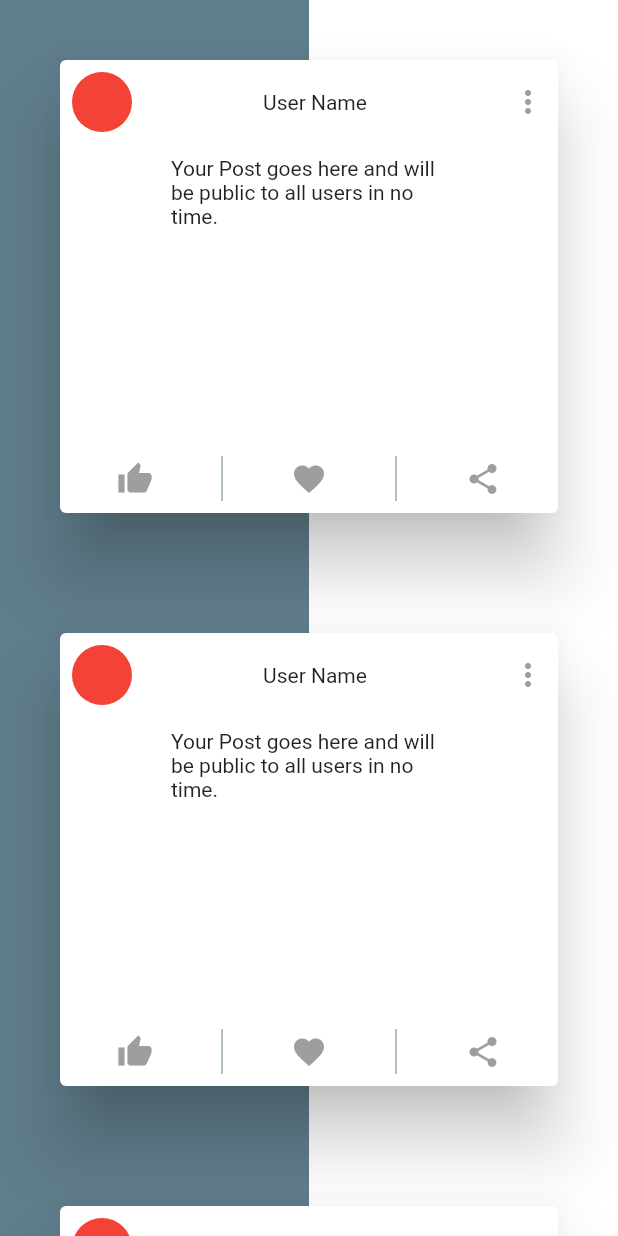
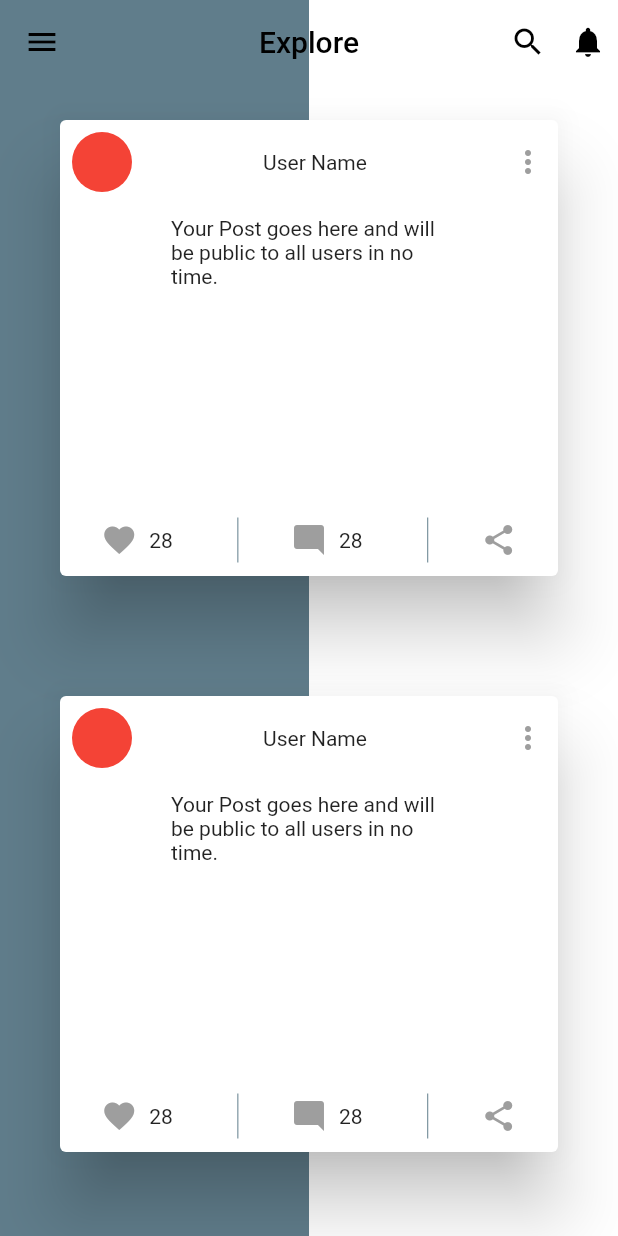
Before and after one commit to OmarHatem28/Sadeem-App, a Flutter app: the screen it shows after launch, on a phone screen of 412 x 824 dp. Run offline on Flutter 3.47's test engine with Material 2 defaults, Android fonts, the phone set to English and light mode, and no system bars.

Commit message:
Add Drawer, UI Changes in LikeRow

```diff
--- a/lib/Views/home.dart
+++ b/lib/Views/home.dart
@@ -1,6 +1,25 @@
 import 'package:flutter/material.dart';
 
 class Home extends StatelessWidget {
+
+  List<String> drawerItems = [
+    "Explore",
+    "Explore",
+    "Explore",
+    "Explore",
+    "Explore",
+    "Explore",
+    "Explore",
+    "Explore",
+    "Explore",
+    "Explore",
+    "Explore",
+    "Explore",
+    "Explore",
+    "Explore",
+    "Explore",
+  ];
+
   @override
   Widget build(BuildContext context) {
     return Scaffold(
@@ -10,15 +29,16 @@ class Home extends StatelessWidget {
             children: <Widget>[
               Expanded(
                   child: Container(
-                color: Colors.blueGrey,
-              )),
+                    color: Colors.blueGrey,
+                  )),
               Expanded(
                   child: Container(
-                color: Colors.white,
-              )),
+                    color: Colors.white,
+                  )),
             ],
           ),
           ListView.builder(
+            padding: EdgeInsets.only(top: 40, bottom: 20),
             itemCount: 10,
             itemBuilder: (context, i) {
               return Card(
@@ -33,8 +53,73 @@ class Home extends StatelessWidget {
                 ),
               );
             },
-          )
+          ),
+          Container(
+            height: 70,
+            child: AppBar(
+              title: Text("Explore", style: TextStyle(color: Colors.black),),
+              backgroundColor: Colors.transparent,
+              elevation: 0,
+              iconTheme: IconThemeData(color: Colors.black),
+              actionsIconTheme: IconThemeData(color: Colors.black),
+              centerTitle: true,
+              actions: <Widget>[
+                Padding(
+                  padding: const EdgeInsets.all(8.0),
+                  child: Icon(Icons.search),
+                ),
+                Padding(
+                  padding: const EdgeInsets.all(8.0),
+                  child: Icon(Icons.notifications),
+                ),
+              ],
+            ),
+          ),
         ],
+      ),
+      drawer: buildDrawer(),
+    );
+  }
+
+  Widget buildDrawer() {
+    return Drawer(
+      child: Container(
+        color: Colors.white,
+        child: SingleChildScrollView(
+          child: Column(
+            children: <Widget>[
+              UserAccountsDrawerHeader(
+                decoration: BoxDecoration(
+                  color: Colors.blue,
+                  borderRadius: BorderRadius.only(
+                      bottomLeft: Radius.circular(45),
+                      bottomRight: Radius.circular(45)),
+                ),
+                accountName: Text("Sadeem App"),
+                accountEmail: Text("Sadeem@gmail.com"),
+                currentAccountPicture: CircleAvatar(
+                  child: Icon(Icons.person),
+                  backgroundColor: Colors.black38,
+                ),
+              ),
+              Column(
+                children: drawerItems.map((item) {
+                  return ListTile(
+                    leading: Container(
+                      height: 20,
+                      width: 20,
+                      decoration: BoxDecoration(
+                        borderRadius: BorderRadius.all(Radius.circular(15)),
+                        color: Colors.blue,
+                      ),
+                    ),
+                    title: Text(item),
+                  );
+                }).toList(),
+              )
+            ],
+          ),
+        ),
       ),
     );
   }
@@ -65,7 +150,8 @@ class Home extends StatelessWidget {
       padding: EdgeInsets.all(8),
       height: 200,
       width: 200,
-      child: Text("Your Post goes here and will be public to all users in no time."),
+      child: Text(
+          "Your Post goes here and will be public to all users in no time."),
     );
   }
 
@@ -75,12 +161,28 @@ class Home extends StatelessWidget {
       child: Row(
         mainAxisAlignment: MainAxisAlignment.spaceEvenly,
         children: <Widget>[
-          Icon(Icons.thumb_up, color: Colors.grey,),
+          Row(
+            children: <Widget>[
+              Icon(Icons.favorite, color: Colors.grey,),
+              Padding(
+                padding: const EdgeInsets.all(8.0),
+                child: Text("28"),
+              ),
+            ],
+          ),
           Container(
             height: 30,
             child: VerticalDivider(color: Colors.blueGrey,),
           ),
-          Icon(Icons.favorite, color: Colors.grey,),
+          Row(
+            children: <Widget>[
+              Icon(Icons.mode_comment, color: Colors.grey,),
+              Padding(
+                padding: const EdgeInsets.all(8.0),
+                child: Text("28"),
+              ),
+            ],
+          ),
           Container(
             height: 30,
             child: VerticalDivider(color: Colors.blueGrey,),
```
